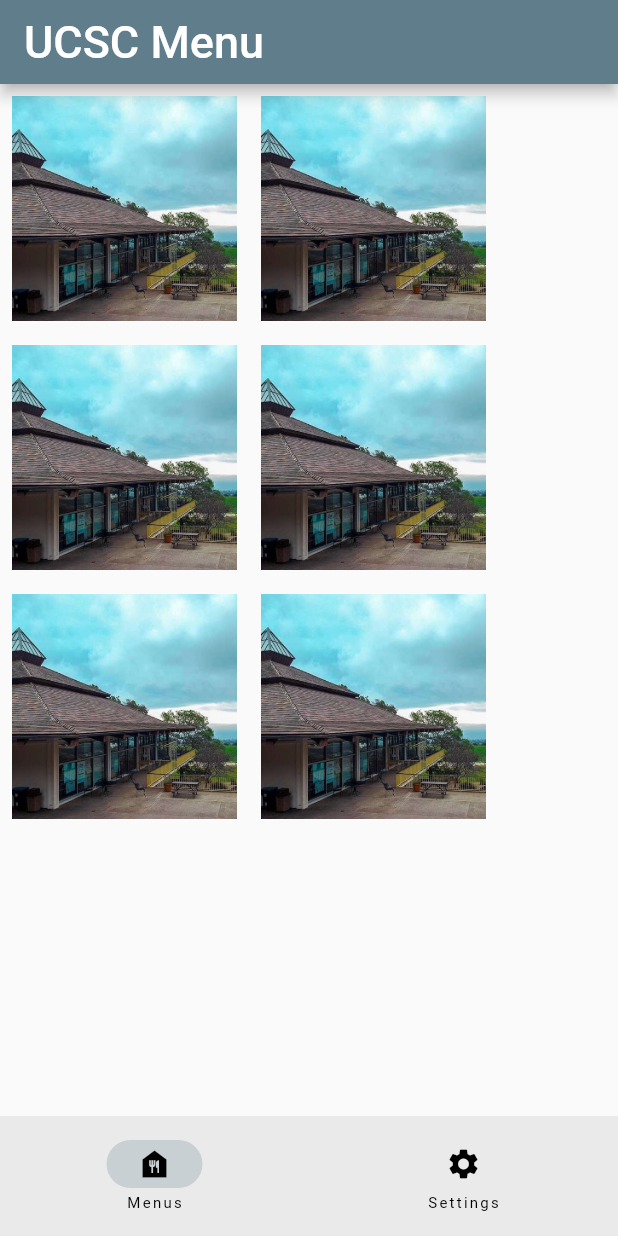
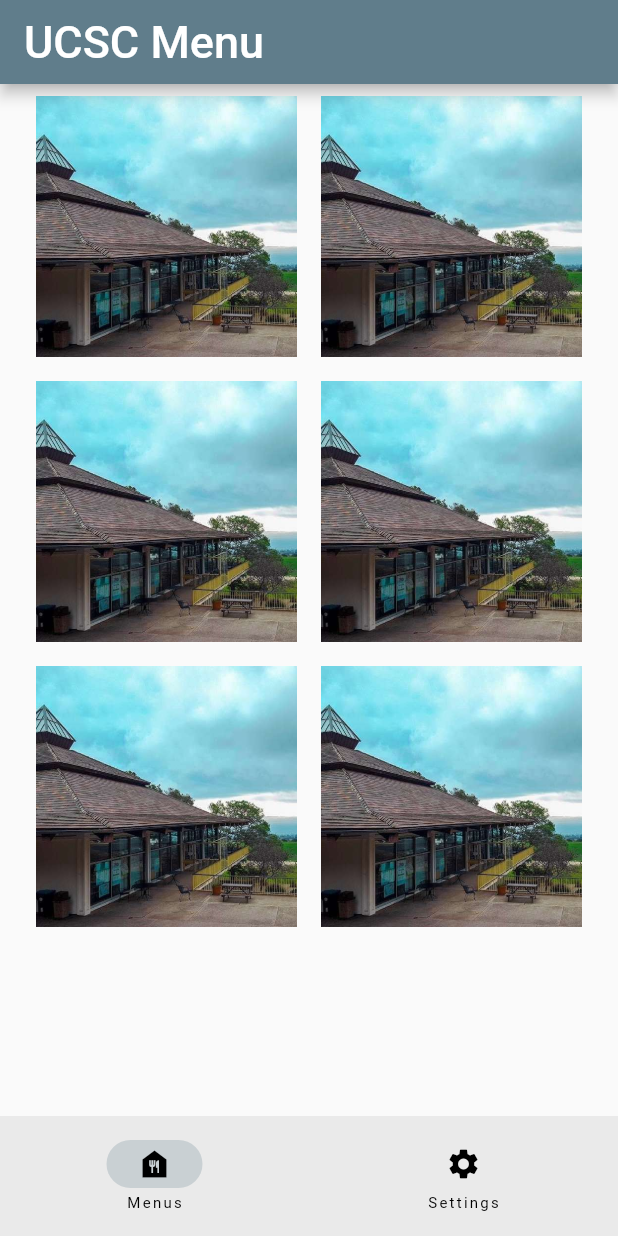
Before and after one commit to nunibye/Menu-App, a Flutter app: the screen it shows after launch, on a phone screen of 412 x 824 dp. Run offline on Flutter 3.47's test engine with Material 2 defaults, Android fonts, the phone set to English and light mode, and no system bars.

Commit message:
centered buttons and adjusted size

```diff
--- a/menu_app/lib/home_page.dart
+++ b/menu_app/lib/home_page.dart
@@ -1,39 +1,12 @@
 import 'package:flutter/material.dart';
 import 'package:menu_app/cowell_menu.dart';
-// import 'package:flutter/widgets.dart';
-
-// class SizeConfig {
-//   static MediaQueryData _mediaQueryData;
-//   static double screenWidth;
-//   static double screenHeight;
-//   static double blockSizeHorizontal;
-//   static double blockSizeVertical;
-//   static double _safeAreaHorizontal;
-//   static double _safeAreaVertical;
-//   static double safeBlockHorizontal;
-//   static double safeBlockVertical;
-
-//   void init(BuildContext context){
-//     _mediaQueryData = MediaQuery.of(context);
-//     screenWidth = _mediaQueryData.size.width;
-//     screenHeight = _mediaQueryData.size.height;
-//     blockSizeHorizontal = screenWidth/100;
-//     blockSizeVertical = screenHeight/100;
-//     _safeAreaHorizontal = _mediaQueryData.padding.left +
-//         _mediaQueryData.padding.right;
-//     _safeAreaVertical = _mediaQueryData.padding.top +
-//         _mediaQueryData.padding.bottom;
-//     safeBlockHorizontal = (screenWidth - _safeAreaHorizontal)/100;
-//     safeBlockVertical = (screenHeight - _safeAreaVertical)/100;
-//   }
-// }
 
 class HomePage extends StatelessWidget {
-  static const double hallSize = 150.0;
   const HomePage({super.key});
 
   @override
   Widget build(BuildContext context) {
+    double hallSize = MediaQuery.of(context).size.width / 2 - 32;
     return Scaffold(
       // child: ElevatedButton(
       //   onPressed: () {
@@ -47,6 +20,8 @@ class HomePage extends StatelessWidget {
       // ),
 
       body: Row(
+        mainAxisSize: MainAxisSize.max,
+        mainAxisAlignment: MainAxisAlignment.center,
         children: [
           Column(
             children: [
@@ -123,6 +98,7 @@ class HomePage extends StatelessWidget {
             ],
           ),
         ],
-    ));
+      ),
+    );
   }
 }
--- a/menu_app/lib/main.dart
+++ b/menu_app/lib/main.dart
@@ -36,6 +36,7 @@ class _RootPageState extends State<RootPage> {
       )),
       body: const HomePage(),
       bottomNavigationBar: NavigationBar(
+
         destinations: const [
           NavigationDestination(icon: Icon(Icons.food_bank), label: "Menus"),
           NavigationDestination(icon: Icon(Icons.settings), label: "Settings"),
```
Lines whose indentation alone changed are shown as unchanged.
